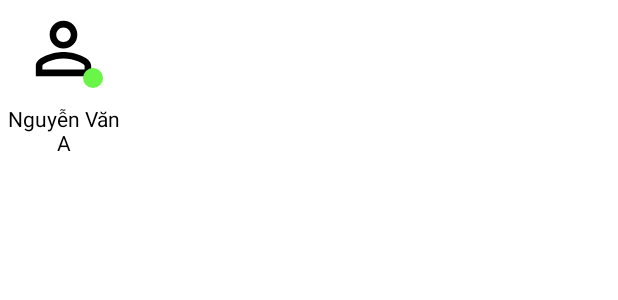
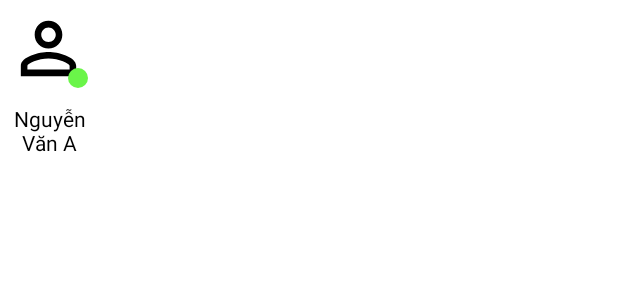
Before and after one commit to HuNguyen51/TDTUApp.1, an Android app: the layout user_online.xml on its own in the app's theme, with its tools: preview values and no code run, on a phone screen of 412 x 824 dp. Shown: the top 300 px of the screen. Run offline under Robolectric (Android 15) with nearby library versions, the phone set to English and light mode, and no system bars.

Commit message:
2nd commit

```diff
--- a/app/src/main/java/com/example/tdtuapp/Home/ChatPreview/ChatPreviewAdapter.java
+++ b/app/src/main/java/com/example/tdtuapp/Home/ChatPreview/ChatPreviewAdapter.java
@@ -1,6 +1,7 @@
 package com.example.tdtuapp.Home.ChatPreview;
 
 import android.annotation.SuppressLint;
+import android.app.Activity;
 import android.content.Context;
 import android.content.Intent;
 import android.graphics.Color;
@@ -28,8 +29,8 @@ import de.hdodenhof.circleimageview.CircleImageView;
 
 public class ChatPreviewAdapter extends RecyclerView.Adapter<ChatPreviewAdapter.ViewHolder> {
     private Context context;
+    private Activity activity;
     private List<ChatPreview> chatPreviewLists = new ArrayList<>();
-
     public ChatPreviewAdapter(Context context) {
         this.context = context;
     }
--- a/app/src/main/java/com/example/tdtuapp/Home/ProfileFragment.java
+++ b/app/src/main/java/com/example/tdtuapp/Home/ProfileFragment.java
@@ -53,7 +53,7 @@ public class ProfileFragment extends Fragment {
                 LocalMemory.saveLocalUser(context, "");
                 // di chuyển đến màn hình đăng nhập
                 context.startActivity(new Intent(context, LoginSignUpActivity.class));
-                getActivity().finish();
+                getActivity().finishAffinity();
             }
         });
         return view;
--- a/app/src/main/res/layout/user_online.xml
+++ b/app/src/main/res/layout/user_online.xml
@@ -1,11 +1,11 @@
 <LinearLayout
     xmlns:android="http://schemas.android.com/apk/res/android"
-    android:layout_width="85dp"
+    android:layout_width="87dp"
     android:layout_height="wrap_content"
     android:orientation="vertical"
     xmlns:app="http://schemas.android.com/apk/res-auto"
     android:id="@+id/linearLayoutChatPreview"
-    android:layout_marginEnd="16dp"
+    android:paddingRight="22dp"
     >
     <RelativeLayout
         android:layout_width="65dp"
```
Also changed, not shown: app/src/main/java/com/example/tdtuapp/Home/Chat/ChatActivity.java (+26 -9 lines), app/src/main/java/com/example/tdtuapp/MainActivity.java (+11 -9 lines).
